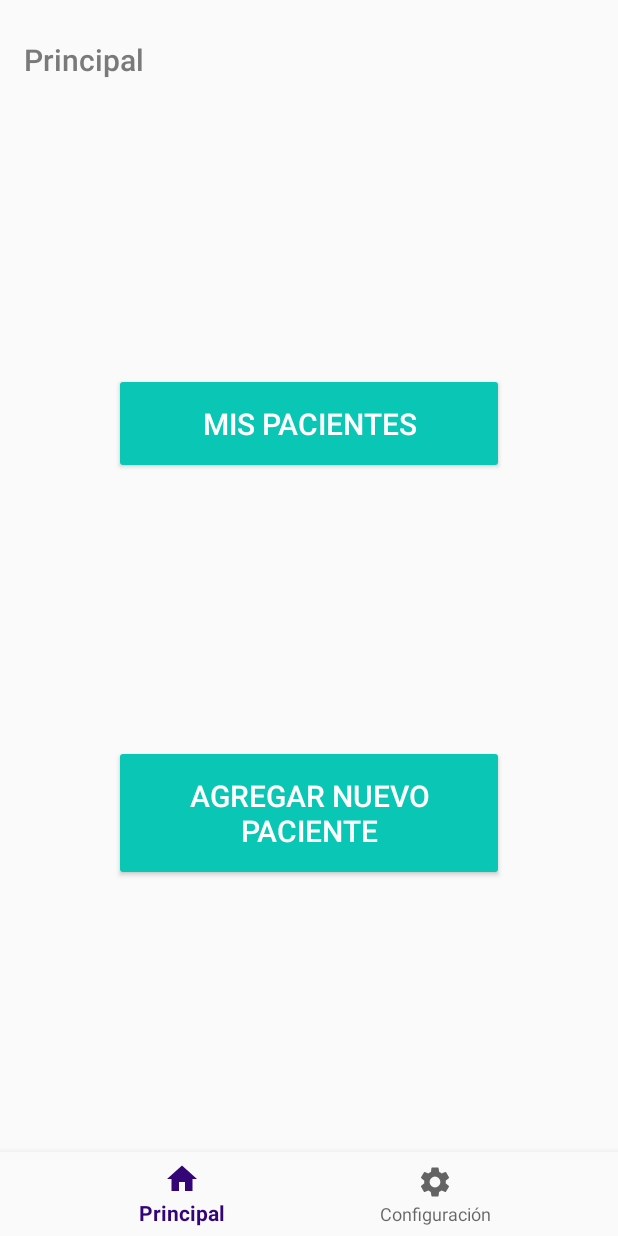
After one commit to YoaliSB/HealthChain, an Android app: the DoctorMenuFragment screen opened directly, with no data from a screen before it, on a phone screen of 412 x 824 dp. The commit adds this screen. Run offline under Robolectric (Android 15) with nearby library versions, the light colour scheme and no system bars; our stand-ins replace Volley, navigation-ui; network calls fail; 2 statements that could not run were skipped.

Commit message:
list of patients

```diff
--- a/app/src/main/java/com/itesm/healthchain/SplashActivity.java
+++ b/app/src/main/java/com/itesm/healthchain/SplashActivity.java
@@ -53,8 +53,6 @@
                     Intent intent = new Intent( SplashActivity.this, LoginActivity.class);
                     startActivity(intent);
                 }
-//                redirect("doctor");
-
                 finish();
             }
         },3000);
--- a/app/src/main/java/com/itesm/healthchain/data/doctors/DoctorRepository.java
+++ b/app/src/main/java/com/itesm/healthchain/data/doctors/DoctorRepository.java
@@ -3,6 +3,7 @@
 import android.content.Context;
 
 import com.itesm.healthchain.data.model.Doctor;
+import com.itesm.healthchain.data.patients.PatientRepository;
 
 import java.util.ArrayList;
 
--- /dev/null
+++ b/app/src/main/java/com/itesm/healthchain/ui/doctor/DoctorMenuFragment.java
@@ -0,0 +1,39 @@
+package com.itesm.healthchain.ui.doctor;
+
+import android.os.Bundle;
+import android.view.LayoutInflater;
+import android.view.View;
+import android.view.ViewGroup;
+import android.widget.Button;
+
+import com.itesm.healthchain.R;
+
+import androidx.annotation.NonNull;
+import androidx.fragment.app.Fragment;
+import androidx.navigation.fragment.NavHostFragment;
+
+public class DoctorMenuFragment extends Fragment  implements View.OnClickListener{
+
+    public View onCreateView(@NonNull LayoutInflater inflater,
+                             ViewGroup container, Bundle savedInstanceState) {
+        View root = inflater.inflate(R.layout.dr_menu_fragment, container, false);
+        Button patientsBtn = root.findViewById(R.id.btn_patients);
+        Button newPatientBtn = root.findViewById(R.id.btn_new_patient);
+        patientsBtn.setOnClickListener(this);
+        newPatientBtn.setOnClickListener(this);
+        return root;
+    }
+
+    @Override
+    public void onClick(View view) {
+        switch (view.getId()) {
+            case R.id.btn_patients:
+                replaceFragment(R.id.navigation_patients);
+                break;
+        }
+    }
+
+    private void replaceFragment(int id) {
+        NavHostFragment.findNavController(this).navigate(id);
+    }
+}
--- a/app/src/main/res/layout/home_fragment.xml
+++ b/app/src/main/res/layout/dr_menu_fragment.xml
@@ -10,13 +10,13 @@
         android:id="@+id/btn_patients"
         style="@style/MainButtons"
         android:text="@string/text_patients"
-        app:layout_constraintBottom_toTopOf="@+id/btn_new_entry"
+        app:layout_constraintBottom_toTopOf="@+id/btn_new_patient"
         app:layout_constraintEnd_toEndOf="parent"
         app:layout_constraintStart_toStartOf="parent"
         app:layout_constraintTop_toTopOf="parent" />
 
     <Button
-        android:id="@+id/btn_new_entry"
+        android:id="@+id/btn_new_patient"
         style="@style/MainButtons"
         android:text="@string/text_new_entry"
         app:layout_constraintBottom_toBottomOf="parent"
--- a/app/src/main/res/navigation/doctor_navigation.xml
+++ b/app/src/main/res/navigation/doctor_navigation.xml
@@ -54,7 +54,13 @@
     <!-- Doctor Home -->
     <fragment
         android:id="@+id/navigation_home"
-        android:name="com.itesm.healthchain.ui.home.HomeFragment"
+        android:name="com.itesm.healthchain.ui.doctor.DoctorMenuFragment"
         android:label="@string/text_home"
-        tools:layout="@layout/home_fragment"/>
+        tools:layout="@layout/dr_menu_fragment"/>
+
+    <fragment
+        android:id="@+id/navigation_patients"
+        android:name="com.itesm.healthchain.ui.doctor.PatientsFragment"
+        android:label="@string/title_patients"
+        tools:layout="@layout/recyclerview_fragment"/>
 </navigation>
--- a/app/src/main/res/values/strings.xml
+++ b/app/src/main/res/values/strings.xml
@@ -49,7 +49,7 @@
     <!-- Doctor Main Fragment -->
     <string name="text_home">Principal</string>
     <string name="text_patients">Mis Pacientes</string>
-    <string name="text_new_entry">Nueva Consulta</string>
+    <string name="text_new_entry">Agregar Nuevo Paciente</string>
 
     <!-- Paramedic -->
     <string name="emergency_info">Información Paciente</string>
@@ -112,6 +112,10 @@
     <string name="empty_doctors">No tienes agregado a ningún profesional</string>
     <string name="delete_doctor_fail">Error al eliminar al doctor, intenta de nuevo.</string>
 
+    <!-- Patients Fragment -->
+    <string name="title_patients">Pacientes atendidos </string>
+    <string name="empty_patients">No tienes agregado a ningún paciente</string>
+
     <!-- Settings Fragment -->
     <string name="edit_profile">Editar Perfil</string>
     <string name="logout">Cerrar Sesión</string>
```
Also changed, not shown: app/src/main/java/com/itesm/healthchain/data/patients/PatientNetworkDataSource.java (added, +69 -0 lines), app/src/main/java/com/itesm/healthchain/data/patients/PatientRepository.java (added, +31 -0 lines), app/src/main/java/com/itesm/healthchain/ui/doctor/PatientsFragment.java (added, +70 -0 lines), app/src/main/java/com/itesm/healthchain/ui/doctor/PatientsViewModel.java (added, +53 -0 lines), app/src/main/java/com/itesm/healthchain/ui/home/HomeFragment.java (deleted, +0 -31 lines), app/src/main/java/com/itesm/healthchain/ui/home/HomeViewModel.java (deleted, +0 -19 lines).
